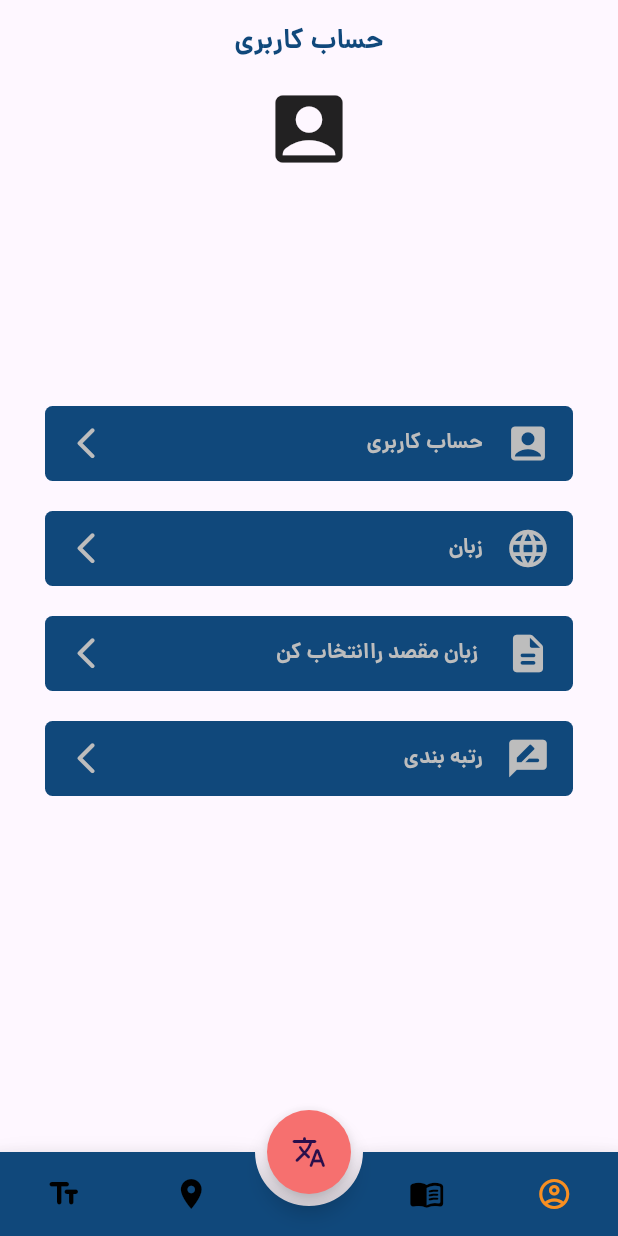
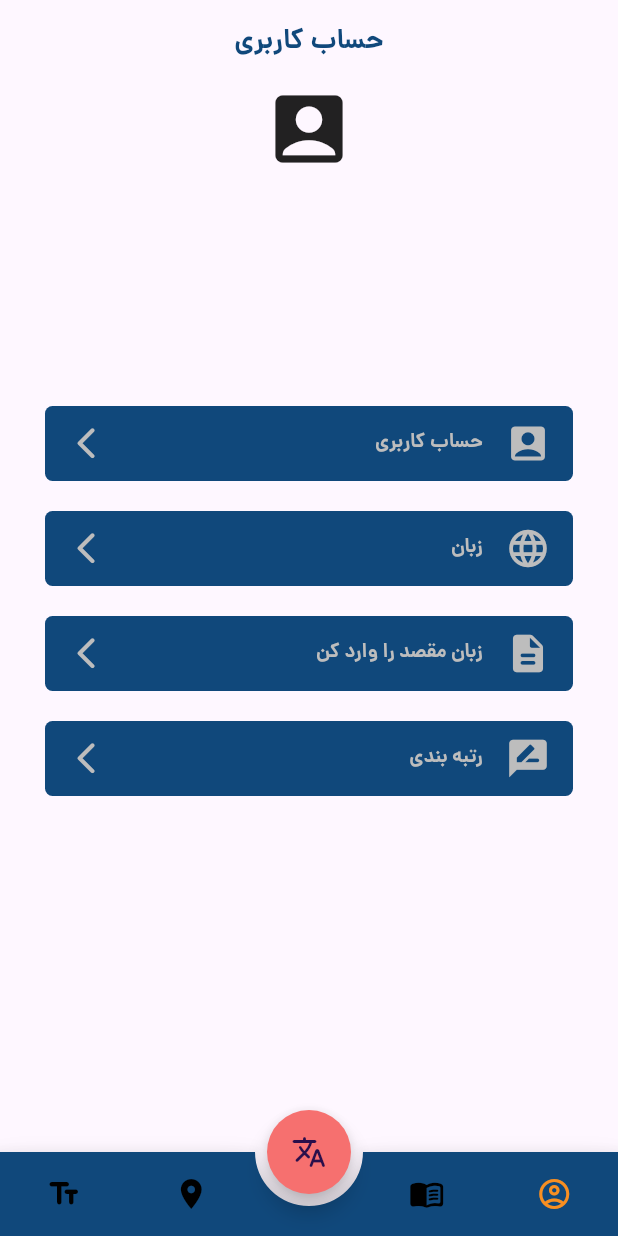
Before and after one commit to Pgh2005/HelloTrip, a Flutter app: the screen it shows after launch, item 4 of the bottom bar chosen, on a phone screen of 412 x 824 dp. Run offline on Flutter 3.47's test engine with Material 3 defaults, Android fonts, the phone set to English and light mode, and no system bars; drawn by our look-alikes of animated_bottom_navigation_bar; our stand-ins replace flutter_svg, flutter_tts, loading_animation_widget, shared_preferences.

Commit message:
added title multi language

```diff
--- a/lib/components/account_dialog.dart
+++ b/lib/components/account_dialog.dart
@@ -27,7 +27,7 @@ class AccountDialog extends StatelessWidget {
           children: [
             Spacer(),
             Text(
-              "حساب کاربری",
+              program.WordsList[3][program.OrginLang],
               style: TextStyle(
                 color: Color(0XFF10487b),
                 fontWeight: FontWeight.bold,
--- a/lib/components/orgin_lang_dialog.dart
+++ b/lib/components/orgin_lang_dialog.dart
@@ -128,7 +128,7 @@ class _OrginLangDialogState extends State<OrginLangDialog> {
                 ),
               ),
               child: Text(
-                "زبان",
+                program.WordsList[5][program.OrginLang],
                 textAlign: TextAlign.center,
                 style: TextStyle(color: Colors.white, fontSize: 17),
               ),
--- a/lib/components/program.dart
+++ b/lib/components/program.dart
@@ -4,4 +4,103 @@ class program {
   static String TargetLang = "en";
   static dynamic DataEssential;
   static dynamic DataTerms;
+
+  static List<Map<String, dynamic>> WordsList = [
+    {
+      "fa": "کلمات ضروری",
+      "en": "Essential Words",
+      "ar": "الكلمات الأساسية",
+      "tr": "Temel Kelimeler",
+      "ru": "Основные слова",
+      "fr": "Mots essentiels",
+      "zh": "基础词汇",
+      "ja": "基本的な単語",
+      "es": "Palabras esenciales",
+      "de": "Wesentliche Wörter",
+    },
+    {
+      "fa": "مکان های توریستی",
+      "en": "Tourist Places",
+      "ar": "الأماكن السياحية",
+      "tr": "Turistik Yerler",
+      "ru": "Туристические места",
+      "fr": "Lieux touristiques",
+      "zh": "旅游景点",
+      "ja": "観光地",
+      "es": "Lugares turísticos",
+      "de": "Touristische Orte",
+    },
+    {
+      "fa": "اصطلاحات پرکاربرد",
+      "en": "Common Expressions",
+      "ar": "تعبيرات شائعة",
+      "tr": "Yaygın İfadeler",
+      "ru": "Распространённые выражения",
+      "fr": "Expressions courantes",
+      "zh": "常用表达",
+      "ja": "よく使われる表現",
+      "es": "Expresiones comunes",
+      "de": "Häufig verwendete Ausdrücke",
+    },
+    {
+      "fa": "حساب کاربری",
+      "en": "User Account",
+      "ar": "الحساب",
+      "tr": "Kullanıcı Hesabı",
+      "ru": "Учётная запись",
+      "fr": "Compte utilisateur",
+      "zh": "用户账户",
+      "ja": "ユーザーアカウント",
+      "es": "Cuenta de usuario",
+      "de": "Benutzerkonto",
+    },
+    {
+      "fa": "ترجمه آنلاین",
+      "en": "Online Translation",
+      "ar": "الترجمة عبر الإنترنت",
+      "tr": "Çevrimiçi Çeviri",
+      "ru": "Онлайн-перевод",
+      "fr": "Traduction en ligne",
+      "zh": "在线翻译",
+      "ja": "オンライン翻訳",
+      "es": "Traducción en línea",
+      "de": "Online-Übersetzung",
+    },
+    {
+      "fa": "زبان",
+      "en": "Language",
+      "ar": "اللغة",
+      "tr": "Dil",
+      "ru": "Язык",
+      "fr": "Langue",
+      "zh": "语言",
+      "ja": "言語",
+      "es": "Idioma",
+      "de": "Sprache",
+    },
+    {
+      "fa": "زبان مقصد را وارد کن",
+      "en": "Enter the target language",
+      "ar": "أدخل اللغة المستهدفة",
+      "tr": "Hedef dili girin",
+      "ru": "Введите целевой язык",
+      "fr": "Entrez la langue cible",
+      "zh": "输入目标语言",
+      "ja": "ターゲット言語を入力してください",
+      "es": "Ingresa el idioma de destino",
+      "de": "Zielsprache eingeben",
+    },
+    {
+      "fa": "رتبه بندی",
+      "en": "Rating",
+      "ar": "التقييم",
+      "tr": "Derecelendirme",
+      "ru": "Рейтинг",
+      "fr": "Évaluation",
+      "zh": "评分",
+      "ja": "評価",
+      "es": "Calificación",
+      "de": "Bewertung",
+    },
+  ];
 }
--- a/lib/pages/essential_words_page.dart
+++ b/lib/pages/essential_words_page.dart
@@ -24,7 +24,10 @@ class _EssentialWordsPageState extends State<EssentialWordsPage> {
   Widget build(BuildContext context) {
     return Scaffold(
       appBar: AppBar(
-        title: Text("کلمات ضروری", style: TextStyle(fontFamily: "dana")),
+        title: Text(
+          program.WordsList[0][program.OrginLang],
+          style: TextStyle(fontFamily: "dana"),
+        ),
       ),
       body: jsonData != null
           ? ListView.builder(
--- a/lib/pages/frequently_used_terms_page.dart
+++ b/lib/pages/frequently_used_terms_page.dart
@@ -25,7 +25,10 @@ class _FrequentlyUsedTermsPageState extends State<FrequentlyUsedTermsPage> {
   Widget build(BuildContext context) {
     return Scaffold(
       appBar: AppBar(
-        title: Text("اصطلاحات پرکاربرد", style: TextStyle(fontFamily: "dana")),
+        title: Text(
+          program.WordsList[2][program.OrginLang],
+          style: TextStyle(fontFamily: "dana"),
+        ),
         automaticallyImplyLeading: false,
       ),
       body: jsonData != null
@@ -38,8 +41,7 @@ class _FrequentlyUsedTermsPageState extends State<FrequentlyUsedTermsPage> {
                 mainAxisSpacing: 10,
                 // childAspectRatio: 0.8,
                 children: List.generate(jsonData.length, (index) {
-                  return Flexible(
-                    child: GestureDetector(
+                  return GestureDetector(
                     onTap: () {
                       // go to LearnTerm
                       Navigator.of(context).pushReplacement(
@@ -79,7 +81,6 @@ class _FrequentlyUsedTermsPageState extends State<FrequentlyUsedTermsPage> {
                         ],
                       ),
                     ),
-                    ),
                   );
                 }),
               ),
--- a/lib/pages/online_translation_page.dart
+++ b/lib/pages/online_translation_page.dart
@@ -1,4 +1,5 @@
 import 'package:flutter/material.dart';
+import 'package:hello_trip/components/program.dart';
 
 class OnlineTranslationPage extends StatefulWidget {
   const OnlineTranslationPage({super.key});
@@ -12,7 +13,10 @@ class _OnlineTranslationPageState extends State<OnlineTranslationPage> {
   Widget build(BuildContext context) {
     return Scaffold(
       appBar: AppBar(
-        title: Text("ترجمه آنلاین", style: TextStyle(fontFamily: "dana")),
+        title: Text(
+          program.WordsList[4][program.OrginLang],
+          style: TextStyle(fontFamily: "dana"),
+        ),
       ),
       body: Center(child: Text("Frequently Used Terms Page")),
     );
--- a/lib/pages/target_lang_Page.dart
+++ b/lib/pages/target_lang_Page.dart
@@ -73,7 +73,7 @@ class _TargetLangPageState extends State<TargetLangPage> {
       backgroundColor: Color(0xFFeeeeee),
       appBar: AppBar(
         title: Text(
-          "زبان مقصد را وارد کنید",
+          program.WordsList[6][program.OrginLang],
           style: TextStyle(color: Colors.black),
         ),
         automaticallyImplyLeading: false,
--- a/lib/pages/tourist_places_page.dart
+++ b/lib/pages/tourist_places_page.dart
@@ -1,4 +1,5 @@
 import 'package:flutter/material.dart';
+import 'package:hello_trip/components/program.dart';
 
 class TouristPlacesPage extends StatefulWidget {
   const TouristPlacesPage({super.key});
@@ -12,7 +13,10 @@ class _TouristPlacesPageState extends State<TouristPlacesPage> {
   Widget build(BuildContext context) {
     return Scaffold(
       appBar: AppBar(
-        title: Text("مکان های توریستی", style: TextStyle(fontFamily: "dana")),
+        title: Text(
+          program.WordsList[1][program.OrginLang],
+          style: TextStyle(fontFamily: "dana"),
+        ),
       ),
       body: Center(child: Text("Tourist Locations Terms Page")),
     );
--- a/lib/pages/user_account_page.dart
+++ b/lib/pages/user_account_page.dart
@@ -36,7 +36,7 @@ class _UserAccountPageState extends State<UserAccountPage> {
       appBar: AppBar(
         backgroundColor: Colors.transparent,
         title: Text(
-          "حساب کاربری",
+          program.WordsList[3][program.OrginLang],
           style: TextStyle(
             fontFamily: "dana",
             color: Color(0XFF10487b),
@@ -77,10 +77,11 @@ class _UserAccountPageState extends State<UserAccountPage> {
                   ),
                   Spacer(),
                   Text(
-                    "حساب کاربری",
+                    program.WordsList[3][program.OrginLang],
                     style: TextStyle(
                       color: Colors.grey[400],
                       fontWeight: FontWeight.bold,
+                      fontSize: 13,
                     ),
                   ),
                   SizedBox(width: 15),
@@ -99,6 +100,7 @@ class _UserAccountPageState extends State<UserAccountPage> {
                 context: context,
                 builder: (BuildContext context) => OrginLangDialog(),
               );
+              setState(() {});
             },
             child: Container(
               padding: EdgeInsets.symmetric(vertical: 10, horizontal: 15),
@@ -116,10 +118,11 @@ class _UserAccountPageState extends State<UserAccountPage> {
                   ),
                   Spacer(),
                   Text(
-                    "زبان",
+                    program.WordsList[5][program.OrginLang],
                     style: TextStyle(
                       color: Colors.grey[400],
                       fontWeight: FontWeight.bold,
+                      fontSize: 13,
                     ),
                   ),
                   SizedBox(width: 15),
@@ -155,10 +158,11 @@ class _UserAccountPageState extends State<UserAccountPage> {
                   ),
                   Spacer(),
                   Text(
-                    "زبان مقصد راانتخاب کن ",
+                    program.WordsList[6][program.OrginLang],
                     style: TextStyle(
                       color: Colors.grey[400],
                       fontWeight: FontWeight.bold,
+                      fontSize: 13,
                     ),
                   ),
                   SizedBox(width: 15),
@@ -189,10 +193,11 @@ class _UserAccountPageState extends State<UserAccountPage> {
                   ),
                   Spacer(),
                   Text(
-                    "رتبه بندی",
+                    program.WordsList[7][program.OrginLang],
                     style: TextStyle(
                       color: Colors.grey[400],
                       fontWeight: FontWeight.bold,
+                      fontSize: 13,
                     ),
                   ),
                   SizedBox(width: 15),
```
Lines whose indentation alone changed are shown as unchanged.
